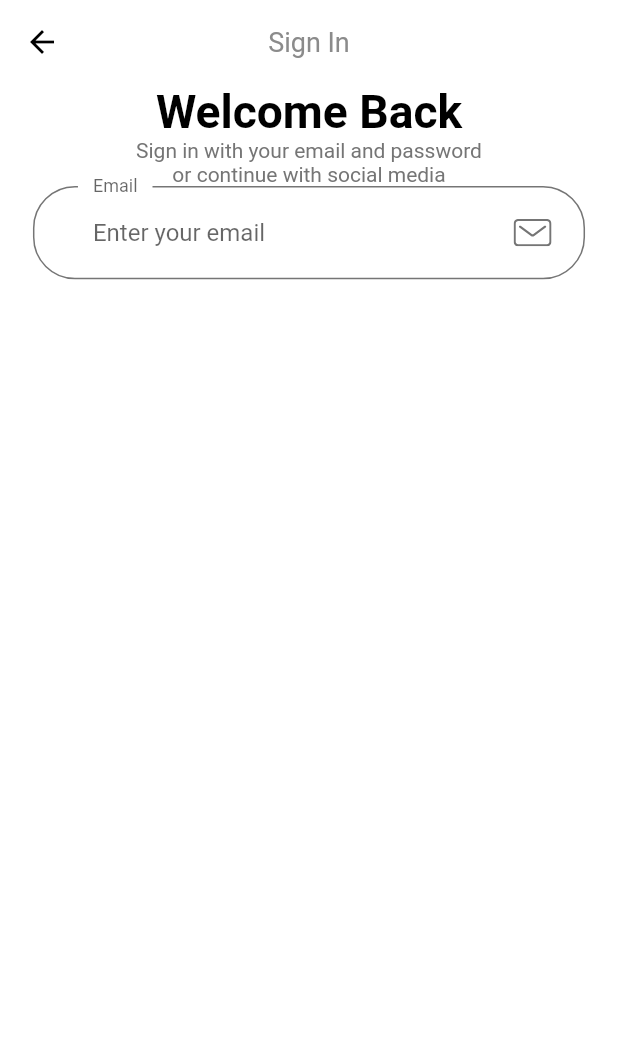
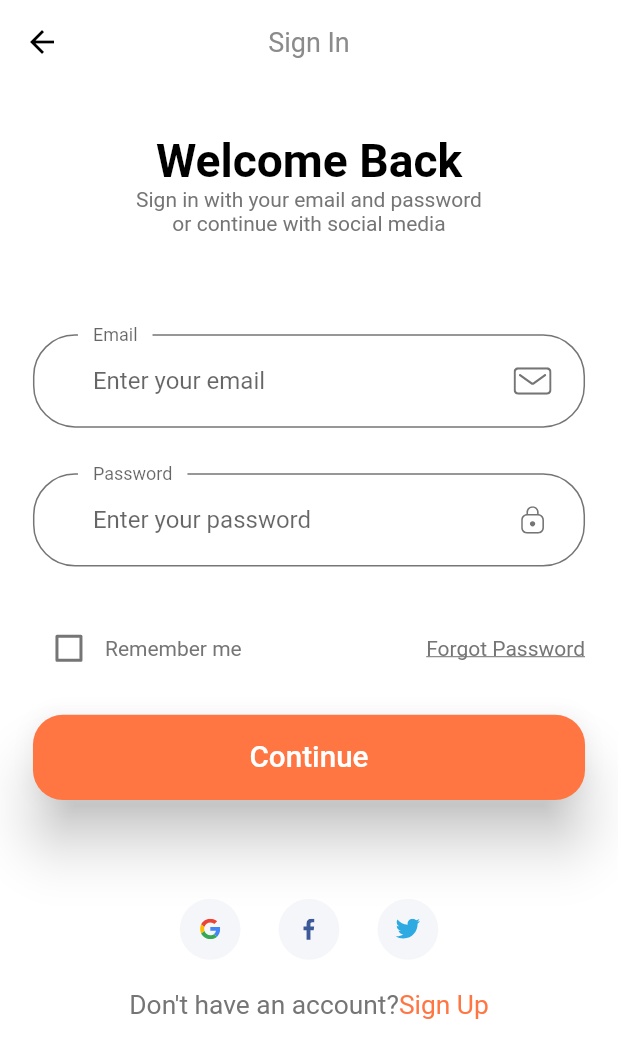
Before and after one commit to FikaStudio-code/EmanciApp, a Flutter app: the screen it shows after launch, after a tap on "Continue", on a phone screen of 412 x 824 dp. Shown: the top 1058 px of the screen. Run offline on Flutter 3.47's test engine with Material 2 defaults, Android fonts, the phone set to English and light mode, and no system bars; our stand-ins replace flutter_svg.

Commit message:
created sign_in screen

```diff
--- a/lib/components/default_button.dart
+++ b/lib/components/default_button.dart
@@ -1,12 +1,13 @@
-import 'package:e_commerce/screens/sign_in/sign_in_screen.dart';
 import 'package:flutter/material.dart';
 
 import '../constants.dart';
 import '../size_config.dart';
 
 class DefaultButton extends StatelessWidget {
-  const DefaultButton({Key? key, required this.text}) : super(key: key);
+  const DefaultButton({Key? key, required this.text, required this.press})
+      : super(key: key);
   final String text;
+  final Function press;
 
   @override
   Widget build(BuildContext context) {
@@ -20,7 +21,7 @@ class DefaultButton extends StatelessWidget {
                   borderRadius: BorderRadius.circular(20)),
               elevation: 16),
           onPressed: () {
-            Navigator.pushNamed(context, SignInScreen.routeName);
+            press();
           },
           child: Text(
             text,
--- /dev/null
+++ b/lib/components/social_card.dart
@@ -0,0 +1,36 @@
+import 'package:flutter/material.dart';
+import 'package:flutter_svg/svg.dart';
+
+import '../size_config.dart';
+
+class SocialCard extends StatelessWidget {
+  const SocialCard({
+    Key? key,
+    required this.icon,
+    required this.press,
+  }) : super(key: key);
+
+  final String icon;
+  final Function press;
+
+  @override
+  Widget build(BuildContext context) {
+    return GestureDetector(
+      onTap: () {
+        press();
+      },
+      child: Container(
+        margin:
+            EdgeInsets.symmetric(horizontal: getProportionateScreenWidth(10)),
+        padding: EdgeInsets.all(getProportionateScreenWidth(12)),
+        height: getProportionateScreenHeight(40),
+        width: getProportionateScreenWidth(40),
+        decoration: BoxDecoration(
+          color: Color(0xFFF5F6F9),
+          shape: BoxShape.circle,
+        ),
+        child: SvgPicture.asset(icon),
+      ),
+    );
+  }
+}
--- a/lib/constants.dart
+++ b/lib/constants.dart
@@ -10,3 +10,13 @@ const kPrimaryGradientColor = LinearGradient(
 const kSecondaryColor = Color(0xFF979797);
 const kTextColor = Color(0xFF757575);
 const kAnimationDuration = Duration(milliseconds: 200);
+
+// Form Error
+
+final RegExp emailVailidatorRegExp =
+    RegExp(r"^[a-zA-Z0-9.]+@[a-zA-Z0-9]+\.[a-zA-Z]+");
+const String kEmailNullError = "Please Enter your email";
+const String kInvalidEmailError = "Please Enter Vailid Email";
+const String kPassNullError = "Please Enter your password";
+const String kShortPassError = "Password is too short";
+const String kMatchPassError = "Password don't match";
--- a/lib/screens/sign_in/components/body.dart
+++ b/lib/screens/sign_in/components/body.dart
@@ -1,7 +1,8 @@
+import 'package:e_commerce/components/social_card.dart';
+import 'package:e_commerce/constants.dart';
+import 'package:e_commerce/screens/sign_in/components/sign_form.dart';
 import 'package:e_commerce/size_config.dart';
 import 'package:flutter/material.dart';
-
-import 'custom_suffix_icon.dart';
 
 class Body extends StatelessWidget {
   const Body({Key? key}) : super(key: key);
@@ -14,8 +15,10 @@ class Body extends StatelessWidget {
       child: Padding(
         padding:
             EdgeInsets.symmetric(horizontal: getProportionateScreenWidth(20)),
+        child: SingleChildScrollView(
           child: Column(
             children: [
+              SizedBox(height: SizeConfig.screenHeight * 0.04),
               Text("Welcome Back",
                   style: TextStyle(
                       color: Colors.black,
@@ -24,35 +27,35 @@ class Body extends StatelessWidget {
               Text(
                   "Sign in with your email and password\nor continue with social media",
                   textAlign: TextAlign.center),
+              SizedBox(height: SizeConfig.screenHeight * 0.08),
               SignForm(),
+              SizedBox(height: SizeConfig.screenHeight * 0.08),
+              Row(
+                mainAxisAlignment: MainAxisAlignment.center,
+                children: [
+                  SocialCard(
+                      icon: "assets/icons/google-icon.svg", press: () {}),
+                  SocialCard(icon: "assets/icons/facebook-2.svg", press: () {}),
+                  SocialCard(icon: "assets/icons/twitter.svg", press: () {}),
                 ],
+              ),
+              SizedBox(height: getProportionateScreenHeight(20)),
+              Row(
+                mainAxisAlignment: MainAxisAlignment.center,
+                children: [
+                  Text("Don't have an account?",
+                      style:
+                          TextStyle(fontSize: getProportionateScreenWidth(16))),
+                  Text("Sign Up",
+                      style: TextStyle(
+                          fontSize: getProportionateScreenWidth(16),
+                          color: kPrimaryColor)),
+                ],
+              )
+            ],
+          ),
         ),
       ),
     ));
   }
 }
-
-class SignForm extends StatefulWidget {
-  const SignForm({Key? key}) : super(key: key);
-
-  @override
-  _SignFormState createState() => _SignFormState();
-}
-
-class _SignFormState extends State<SignForm> {
-  @override
-  Widget build(BuildContext context) {
-    return Form(
-        child: Column(
-      children: [
-        TextFormField(
-            keyboardType: TextInputType.emailAddress,
-            decoration: InputDecoration(
-                labelText: "Email",
-                hintText: "Enter your email",
-                floatingLabelBehavior: FloatingLabelBehavior.always,
-                suffixIcon: CustomSuffixIcon(svgIcon: "assets/icons/Mail.svg")))
-      ],
-    ));
-  }
-}
--- /dev/null
+++ b/lib/screens/sign_in/components/sign_form.dart
@@ -0,0 +1,137 @@
+import 'package:e_commerce/components/default_button.dart';
+import 'package:e_commerce/components/form_error.dart';
+import 'package:flutter/material.dart';
+
+import '../../../constants.dart';
+import '../../../size_config.dart';
+import 'custom_suffix_icon.dart';
+
+class SignForm extends StatefulWidget {
+  const SignForm({Key? key}) : super(key: key);
+
+  @override
+  _SignFormState createState() => _SignFormState();
+}
+
+class _SignFormState extends State<SignForm> {
+  final _formKey = GlobalKey<FormState>();
+  final List<String> errors = [];
+  late String email;
+  late String password;
+  bool remember = false;
+  @override
+  Widget build(BuildContext context) {
+    return Form(
+        key: _formKey,
+        child: Column(
+          children: [
+            buildEmailFormField(),
+            SizedBox(height: getProportionateScreenHeight(30)),
+            buildPasswordFormField(),
+            SizedBox(height: getProportionateScreenHeight(30)),
+            Row(
+              children: [
+                Checkbox(
+                    value: remember,
+                    activeColor: kPrimaryColor,
+                    onChanged: (value) {
+                      setState(() {
+                        if (value == true) {
+                          remember = true;
+                        } else {
+                          remember = false;
+                        }
+                      });
+                    }),
+                Text("Remember me"),
+                Spacer(),
+                Text("Forgot Password",
+                    style: TextStyle(decoration: TextDecoration.underline))
+              ],
+            ),
+            FormError(errors: errors),
+            SizedBox(height: getProportionateScreenHeight(20)),
+            DefaultButton(
+                text: "Continue",
+                press: () {
+                  if (_formKey.currentState!.validate()) {
+                    _formKey.currentState!.save();
+                  }
+                })
+          ],
+        ));
+  }
+
+  TextFormField buildPasswordFormField() {
+    return TextFormField(
+        obscureText: true,
+        keyboardType: TextInputType.emailAddress,
+        onSaved: (newValue) => password = newValue.toString(),
+        onChanged: (value) {
+          if (value.isNotEmpty && errors.contains(kPassNullError)) {
+            setState(() {
+              errors.remove(kPassNullError);
+            });
+          } else if (value.length >= 8 && errors.contains(kShortPassError)) {
+            setState(() {
+              errors.remove(kShortPassError);
+            });
+          }
+          return null;
+        },
+        validator: (value) {
+          if (value!.isEmpty && !errors.contains(kPassNullError)) {
+            setState(() {
+              errors.add(kPassNullError);
+            });
+          } else if (value.length < 8 && !errors.contains(kShortPassError)) {
+            setState(() {
+              errors.add(kShortPassError);
+            });
+          }
+          return null;
+        },
+        decoration: InputDecoration(
+            labelText: "Password",
+            hintText: "Enter your password",
+            floatingLabelBehavior: FloatingLabelBehavior.always,
+            suffixIcon: CustomSuffixIcon(svgIcon: "assets/icons/Lock.svg")));
+  }
+
+  TextFormField buildEmailFormField() {
+    return TextFormField(
+        keyboardType: TextInputType.emailAddress,
+        onSaved: (newValue) => email = newValue.toString(),
+        onChanged: (value) {
+          if (value.isNotEmpty && errors.contains(kEmailNullError)) {
+            setState(() {
+              errors.remove(kEmailNullError);
+            });
+          } else if (emailVailidatorRegExp.hasMatch(value) &&
+              errors.contains(kInvalidEmailError)) {
+            setState(() {
+              errors.remove(kInvalidEmailError);
+            });
+          }
+          return null;
+        },
+        validator: (value) {
+          if (value!.isEmpty && !errors.contains(kEmailNullError)) {
+            setState(() {
+              errors.add(kEmailNullError);
+            });
+          } else if (!emailVailidatorRegExp.hasMatch(value) &&
+              !errors.contains(kInvalidEmailError)) {
+            setState(() {
+              errors.add(kInvalidEmailError);
+            });
+          }
+          return null;
+        },
+        decoration: InputDecoration(
+            labelText: "Email",
+            hintText: "Enter your email",
+            floatingLabelBehavior: FloatingLabelBehavior.always,
+            suffixIcon: CustomSuffixIcon(svgIcon: "assets/icons/Mail.svg")));
+  }
+}
--- a/lib/screens/splash/components/body.dart
+++ b/lib/screens/splash/components/body.dart
@@ -1,5 +1,6 @@
 import 'package:e_commerce/components/default_button.dart';
 import 'package:e_commerce/constants.dart';
+import 'package:e_commerce/screens/sign_in/sign_in_screen.dart';
 import 'package:e_commerce/screens/splash/components/splash_content.dart';
 import 'package:e_commerce/size_config.dart';
 import 'package:flutter/material.dart';
@@ -61,8 +62,10 @@ class _BodyState extends State<Body> {
                             (index) => buildDot(index: index))),
                     Spacer(flex: 3),
                     DefaultButton(
-                      text: "Continue",
-                    ),
+                        text: "Continue",
+                        press: () {
+                          Navigator.pushNamed(context, SignInScreen.routeName);
+                        }),
                     Spacer(),
                   ],
                 ),
```
Also changed, not shown: lib/components/form_error.dart (added, +33 -0 lines). Lines whose indentation alone changed are shown as unchanged.
